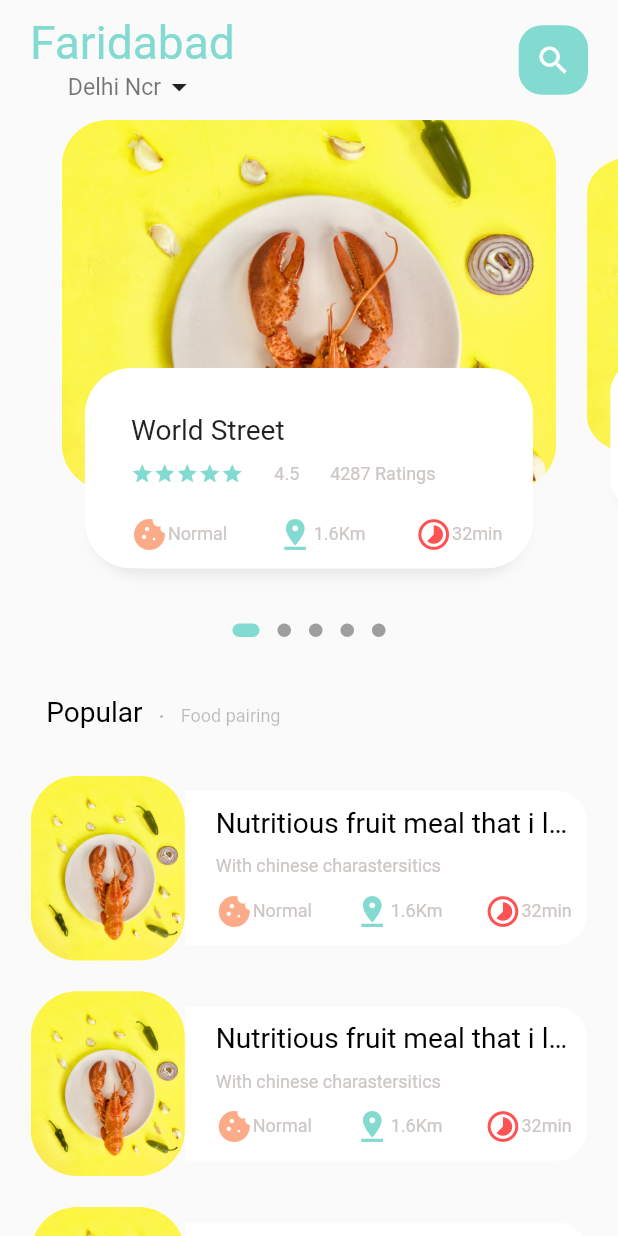
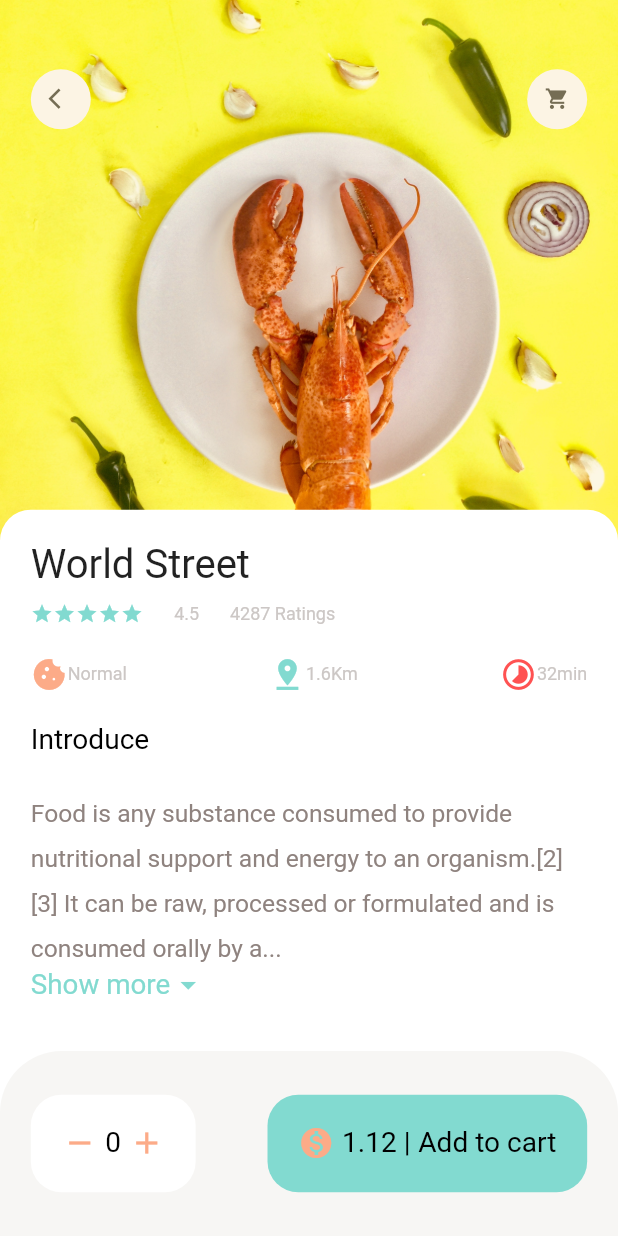
Before and after one commit to mohit-52/Flutter-E-commerce-app, a Flutter app: the screen it shows after launch, on a phone screen of 412 x 824 dp. Run offline on Flutter 3.47's test engine with Material 2 defaults, Android fonts, the phone set to English and light mode, and no system bars; drawn by our look-alikes of dots_indicator; our stand-ins replace get, google_fonts, smooth_page_indicator.

Commit message:
Popular Food File added in food folder

```diff
--- /dev/null
+++ b/lib/common_widgets/app_column_home_screen.dart
@@ -0,0 +1,83 @@
+import 'package:flutter/cupertino.dart';
+import 'package:flutter/material.dart';
+import 'package:food_delivery/common_widgets/small_text.dart';
+import '../utils/colors.dart';
+import '../utils/dimensions.dart';
+import 'big_text.dart';
+import 'icon_and_text_widget.dart';
+
+class AppColumn extends StatelessWidget {
+  final String text;
+  const AppColumn({
+    Key? key,
+    required this.text,
+  }) : super(key: key);
+
+  @override
+  Widget build(BuildContext context) {
+    return Column(
+      crossAxisAlignment: CrossAxisAlignment.start,
+      children: [
+        // Restraunt Name
+        BigText(
+          size: Dimensions.font26,
+          text: text,
+          color: Colors.black87,
+        ),
+
+        SizedBox(
+          height: Dimensions.height10,
+        ),
+
+        // Text Card Middle options
+        Row(
+          children: [
+            Wrap(
+                children: List.generate(
+                  5,
+                      (index) =>
+                      Icon(
+                        Icons.star,
+                        color: AppColors.mainColor,
+                        size: 15,
+                      ),
+                )),
+            SizedBox(
+              width: Dimensions.height20,
+            ),
+            SmallText(text: '4.5'),
+            SizedBox(
+              width: Dimensions.height20,
+            ),
+            SmallText(text: '4287 Ratings'),
+          ],
+        ),
+        SizedBox(
+            height: Dimensions.height20
+        ),
+
+        // Text Card bottom options
+        Row(
+          mainAxisAlignment: MainAxisAlignment.spaceBetween,
+          children: [
+            IconTextWidget(
+              icon: Icons.cookie,
+              iconColor: AppColors.iconColor2,
+              text: "Normal",
+            ),
+            IconTextWidget(
+              icon: Icons.pin_drop,
+              iconColor: AppColors.mainColor,
+              text: "1.6Km",
+            ),
+            IconTextWidget(
+              icon: Icons.timelapse_sharp,
+              iconColor: Colors.redAccent,
+              text: "32min",
+            ),
+          ],
+        ),
+      ],
+    );
+  }
+}
--- /dev/null
+++ b/lib/common_widgets/app_icon.dart
@@ -0,0 +1,31 @@
+import 'package:flutter/cupertino.dart';
+import 'package:food_delivery/utils/dimensions.dart';
+
+class AppIcon extends StatelessWidget {
+  final IconData icon;
+  final Color backgroundColor;
+  final Color iconColor;
+  final double size;
+
+  const AppIcon({Key? key,
+  required this.icon,
+  this.backgroundColor = const Color(0xFFfcf4e4),
+  this.iconColor = const Color(0xFF756d54),
+  this.size = 40}) : super(key: key);
+
+  @override
+  Widget build(BuildContext context) {
+    return Container(
+      width: size,
+      height: size,
+      decoration: BoxDecoration(
+        borderRadius: BorderRadius.circular(size/2),
+        color: backgroundColor
+      ),
+      child: Icon(icon,
+      color: iconColor,
+      size: Dimensions.icon16,),
+
+    );
+  }
+}
--- /dev/null
+++ b/lib/common_widgets/expandable_text_widget.dart
@@ -0,0 +1,85 @@
+import 'package:flutter/cupertino.dart';
+import 'package:flutter/material.dart';
+import 'package:food_delivery/common_widgets/small_text.dart';
+import 'package:food_delivery/utils/colors.dart';
+import '../utils/dimensions.dart';
+
+class ExpandableTextWidget extends StatefulWidget {
+  final String text;
+
+  const ExpandableTextWidget({Key? key, required this.text}) : super(key: key);
+
+  @override
+  State<ExpandableTextWidget> createState() => _ExpandableTextWidgetState();
+}
+
+class _ExpandableTextWidgetState extends State<ExpandableTextWidget> {
+  late String firstHalf;
+  late String secondHalf;
+
+  bool hiddenText = true;
+
+  double textHeight = Dimensions.screenHeight / 5.1;
+
+  @override
+  void initState() {
+    super.initState();
+    if (widget.text.length > textHeight) {
+      firstHalf = widget.text.substring(0, textHeight.toInt());
+      secondHalf =
+          widget.text.substring(textHeight.toInt() + 1, widget.text.length);
+    } else {
+      firstHalf = widget.text;
+      secondHalf = "";
+    }
+  }
+
+  @override
+  Widget build(BuildContext context) {
+    return Container(
+      child: secondHalf.isEmpty
+      // If text is small
+          ? SmallText(
+              text: firstHalf,
+              size: Dimensions.font16,
+              color: AppColors.paraColor,
+              height: 1.8,
+            )
+      // If the text is big then make it scrollable
+          : Column(
+              children: [
+                SmallText(
+                  text: hiddenText
+                      ? (firstHalf + '...')
+                      : (firstHalf + secondHalf),
+                  size: Dimensions.font16,
+                  color: AppColors.paraColor,
+                  height: 1.8,
+                ),
+                InkWell(
+                  onTap: () {
+                    setState(() {
+                      hiddenText = !hiddenText;
+                    });
+                  },
+                  child: Row(
+                    children: [
+                      SmallText(
+                        text: hiddenText ? "Show more" : "Show less",
+                        color: AppColors.mainColor,
+                        size: Dimensions.font18,
+                      ),
+                      Icon(
+                        hiddenText
+                            ? Icons.arrow_drop_down
+                            : Icons.arrow_drop_up_outlined,
+                        color: AppColors.mainColor,
+                      )
+                    ],
+                  ),
+                )
+              ],
+            ),
+    );
+  }
+}
--- a/lib/common_widgets/small_text.dart
+++ b/lib/common_widgets/small_text.dart
@@ -5,10 +5,12 @@ class SmallText extends StatelessWidget {
   final String text;
   Color? color;
   double size;
+  double height;
   SmallText({Key? key,
     required this.text,
     this.color = const Color (0xFFccc7c5),
     this.size = 12,
+    this.height = 1,
   }) : super(key: key);
 
   @override
@@ -16,6 +18,7 @@ class SmallText extends StatelessWidget {
     return Text(
       text,
       style: GoogleFonts.roboto(
+        height: height,
         color: color,
         fontSize: size,
         fontWeight: FontWeight.w400,
--- a/lib/main.dart
+++ b/lib/main.dart
@@ -1,5 +1,6 @@
 import 'package:flutter/material.dart';
-import 'package:food_delivery/home/main_food_page.dart';
+import 'package:food_delivery/pages/food/popular_food_detail.dart';
+import 'package:food_delivery/pages/home/main_food_page.dart';
 import 'package:get/get_navigation/src/root/get_material_app.dart';
 
 void main() {
@@ -13,8 +14,9 @@ class MyApp extends StatelessWidget {
   @override
   Widget build(BuildContext context) {
     return GetMaterialApp(
+      debugShowCheckedModeBanner: false,
       title: 'Flutter Demo',
-      home: MainFoodPage(),
+      home: PopularFoodDetail(),
     );
   }
 }
--- /dev/null
+++ b/lib/pages/food/popular_food_detail.dart
@@ -0,0 +1,164 @@
+import 'package:flutter/cupertino.dart';
+import 'package:flutter/material.dart';
+import 'package:food_delivery/common_widgets/app_column_home_screen.dart';
+import 'package:food_delivery/common_widgets/expandable_text_widget.dart';
+import 'package:food_delivery/utils/dimensions.dart';
+import 'package:food_delivery/utils/image_strings.dart';
+import '../../common_widgets/app_icon.dart';
+import '../../common_widgets/big_text.dart';
+import '../../utils/colors.dart';
+
+class PopularFoodDetail extends StatelessWidget {
+  const PopularFoodDetail({Key? key}) : super(key: key);
+
+  @override
+  Widget build(BuildContext context) {
+    return Scaffold(
+      backgroundColor: Colors.white,
+      body: Stack(
+        children: [
+          // Food Image
+          Positioned(
+              left: 0,
+              right: 0,
+              child: Container(
+                height: Dimensions.populatFoodImgSize,
+                width: double.infinity,
+                decoration: BoxDecoration(
+                    image: DecorationImage(
+                        image: AssetImage(foodImage1), fit: BoxFit.cover)),
+              )),
+          // Icons on the image i.e back and cart icon
+          Positioned(
+            top: Dimensions.height45,
+            left: Dimensions.width20,
+            right: Dimensions.width20,
+            child: Row(
+              mainAxisAlignment: MainAxisAlignment.spaceBetween,
+              children: [
+                AppIcon(
+                  icon: Icons.arrow_back_ios,
+                ),
+                AppIcon(
+                  icon: Icons.shopping_cart,
+                )
+              ],
+            ),
+          ),
+          // Content below the image
+          Positioned(
+              left: 0,
+              right: 0,
+              bottom: 0,
+              top: Dimensions.populatFoodImgSize - 20,
+              child: Container(
+                padding: EdgeInsets.only(
+                    left: Dimensions.width20,
+                    right: Dimensions.width20,
+                    top: Dimensions.height20),
+                decoration: BoxDecoration(
+                  borderRadius: BorderRadius.only(
+                    topRight: Radius.circular(Dimensions.radius20),
+                    topLeft: Radius.circular(Dimensions.radius20),
+                  ),
+                  color: Colors.white,
+                ),
+                child: Column(
+                  crossAxisAlignment: CrossAxisAlignment.start,
+                  children: [
+                    AppColumn(
+                      text: "World Street",
+                    ),
+                    SizedBox(
+                      height: Dimensions.height20,
+                    ),
+                    BigText(
+                      text: 'Introduce',
+                      size: Dimensions.font20,
+                    ),
+                    SizedBox(height: Dimensions.height20,),
+                    Expanded(
+                      child: SingleChildScrollView(
+                        child: ExpandableTextWidget(
+                            text:
+                                "Food is any substance consumed to provide nutritional support and energy to an organism.[2][3] It can be raw, processed or formulated and is consumed orally by animals for growth, health or pleasure. Food is mainly composed of water, lipids, proteins and carbohydrates. Minerals (e.g. salts) and organic substances (e.g. vitamins) can also be found in food.[4] Plants, algae and some microorganisms use photosynthesis to make their own food molecules.[5] Water is found in many foods and has been defined as a food by itself.[6] Water and fiber have low energy densities, or calories, while fat is the most energy dense component.[3] Some inorganic (non-food) elements are also essential for plant and animal "
+                                    "functioning.", ),
+                      ),
+                    )
+                  ],
+                ),
+              )),
+        ],
+      ),
+      // Bottom Navigation Bar
+      bottomNavigationBar: Container(
+        height: Dimensions.bottomHeightBar,
+        padding: EdgeInsets.only(
+            top: Dimensions.height20,
+            bottom: Dimensions.height20,
+            left: Dimensions.width20,
+            right: Dimensions.width20),
+        decoration: BoxDecoration(
+            borderRadius: BorderRadius.only(
+              topRight: Radius.circular(Dimensions.radius20 * 2),
+              topLeft: Radius.circular(Dimensions.radius20 * 2),
+            ),
+            color: AppColors.buttonBackgroundColor),
+        child: Row(
+          mainAxisAlignment: MainAxisAlignment.spaceBetween,
+          children: [
+            Container(
+              padding: EdgeInsets.all(Dimensions.height20),
+              decoration: BoxDecoration(
+                  borderRadius: BorderRadius.circular(Dimensions.radius20),
+                  color: Colors.white),
+              child: Row(
+                mainAxisAlignment: MainAxisAlignment.spaceBetween,
+                children: [
+                  Icon(
+                    Icons.remove,
+                    color: AppColors.iconColor2,
+                  ),
+                  SizedBox(
+                    width: Dimensions.width10 / 2,
+                  ),
+                  BigText(text: '0'),
+                  SizedBox(
+                    width: Dimensions.width10 / 2,
+                  ),
+                  Icon(
+                    Icons.add,
+                    color: AppColors.iconColor2,
+                  ),
+                ],
+              ),
+            ),
+            Container(
+              padding: EdgeInsets.all(Dimensions.height20),
+              decoration: BoxDecoration(
+                  borderRadius: BorderRadius.circular(Dimensions.radius20),
+                  color: AppColors.mainColor),
+              child: Row(
+                mainAxisAlignment: MainAxisAlignment.spaceBetween,
+                children: [
+                  Icon(
+                    Icons.monetization_on,
+                    color: AppColors.iconColor2,
+                  ),
+                  SizedBox(
+                    width: Dimensions.width10 / 2,
+                  ),
+                  BigText(text: '1.12 |'),
+                  SizedBox(
+                    width: Dimensions.width10 / 2,
+                  ),
+                  BigText(text: "Add to cart")
+                ],
+              ),
+            ),
+          ],
+        ),
+      ),
+    );
+  }
+}
--- a/lib/home/food_page_body.dart
+++ b/lib/pages/home/food_page_body.dart
@@ -5,8 +5,9 @@ import 'package:food_delivery/common_widgets/small_text.dart';
 import 'package:food_delivery/utils/colors.dart';
 import 'package:food_delivery/utils/dimensions.dart';
 import 'package:food_delivery/utils/image_strings.dart';
+import '../../common_widgets/app_column_home_screen.dart';
+import '../../common_widgets/icon_and_text_widget.dart';
 
-import '../common_widgets/icon_and_text_widget.dart';
 
 class FoodPageBody extends StatefulWidget {
   const FoodPageBody({Key? key}) : super(key: key);
@@ -251,69 +252,7 @@ class _FoodPageBodyState extends State<FoodPageBody> {
                       top: Dimensions.height15,
                       left: Dimensions.width15,
                       right: Dimensions.width15),
-                  child: Column(
-                    crossAxisAlignment: CrossAxisAlignment.start,
-                    children: [
-                      // Restraunt Name
-                      BigText(
-                        text: 'World Street',
-                        color: Colors.black87,
-                      ),
-
-                      SizedBox(
-                        height: Dimensions.height10,
-                      ),
-
-                      // Text Card Middle options
-                      Row(
-                        children: [
-                          Wrap(
-                              children: List.generate(
-                                5,
-                                    (index) =>
-                                    Icon(
-                                      Icons.star,
-                                      color: AppColors.mainColor,
-                                      size: 15,
-                                    ),
-                              )),
-                          SizedBox(
-                            width: Dimensions.height20,
-                          ),
-                          SmallText(text: '4.5'),
-                          SizedBox(
-                            width: Dimensions.height20,
-                          ),
-                          SmallText(text: '4287 Ratings'),
-                        ],
-                      ),
-                      SizedBox(
-                          height: Dimensions.height20
-                      ),
-
-                      // Text Card bottom options
-                      Row(
-                        mainAxisAlignment: MainAxisAlignment.spaceBetween,
-                        children: [
-                          IconTextWidget(
-                            icon: Icons.cookie,
-                            iconColor: AppColors.iconColor2,
-                            text: "Normal",
-                          ),
-                          IconTextWidget(
-                            icon: Icons.pin_drop,
-                            iconColor: AppColors.mainColor,
-                            text: "1.6Km",
-                          ),
-                          IconTextWidget(
-                            icon: Icons.timelapse_sharp,
-                            iconColor: Colors.redAccent,
-                            text: "32min",
-                          ),
-                        ],
-                      ),
-                    ],
-                  ),
+                  child: AppColumn(text: 'World Street'),
                 )),
           ),
         ],
--- a/lib/home/main_food_page.dart
+++ b/lib/pages/home/main_food_page.dart
@@ -3,8 +3,7 @@ import 'package:food_delivery/common_widgets/big_text.dart';
 import 'package:food_delivery/common_widgets/small_text.dart';
 import 'package:food_delivery/utils/colors.dart';
 import 'package:smooth_page_indicator/smooth_page_indicator.dart';
-
-import '../utils/dimensions.dart';
+import '../../utils/dimensions.dart';
 import 'food_page_body.dart';
 
 class MainFoodPage extends StatelessWidget {
--- a/lib/utils/dimensions.dart
+++ b/lib/utils/dimensions.dart
@@ -14,6 +14,9 @@ class Dimensions {
   static double height20 = screenHeight / 40.1;
   static double height30 = screenHeight / 26.76;
   static double height45 = screenHeight / 17.84;
+  static double height200 = screenHeight / 4.01;
+  static double height400 = screenHeight / 2.005;
+
 
 
   // Dynamic width for padding and margin
@@ -22,13 +25,20 @@ class Dimensions {
   static double width20 = screenHeight / 40.1;
   static double width30 = screenHeight / 26.76;
   static double width45 = screenHeight / 17.84;
+  static double width200 = screenHeight / 4.01;
+  static double width400 = screenHeight / 2.005;
+
 
 
 // Dynamic Font Sizes
+  static double font16 = screenHeight / 50.12;
+  static double font18 = screenHeight / 44.5;
   static double font20 = screenHeight / 44;
+  static double font26 = screenHeight / 30.84;
 
   // Dynamic icon sizes
   static double icon24 = screenHeight / 33.45;
+  static double icon16 = screenHeight / 50.12;
 
   // Dynamic radius for padding and margin
   static double radius5 = screenHeight / 160.58;
@@ -44,4 +54,9 @@ class Dimensions {
   static double listViewImageWidth100 = screenHeight / 8.02;
   static double listViewImageWidth120 = screenHeight / 6.69;
 
+  // Popular Food
+static double populatFoodImgSize = screenHeight/2.29;
+
+// Bootm Height
+static double bottomHeightBar = screenHeight/6.68;
 }
```
